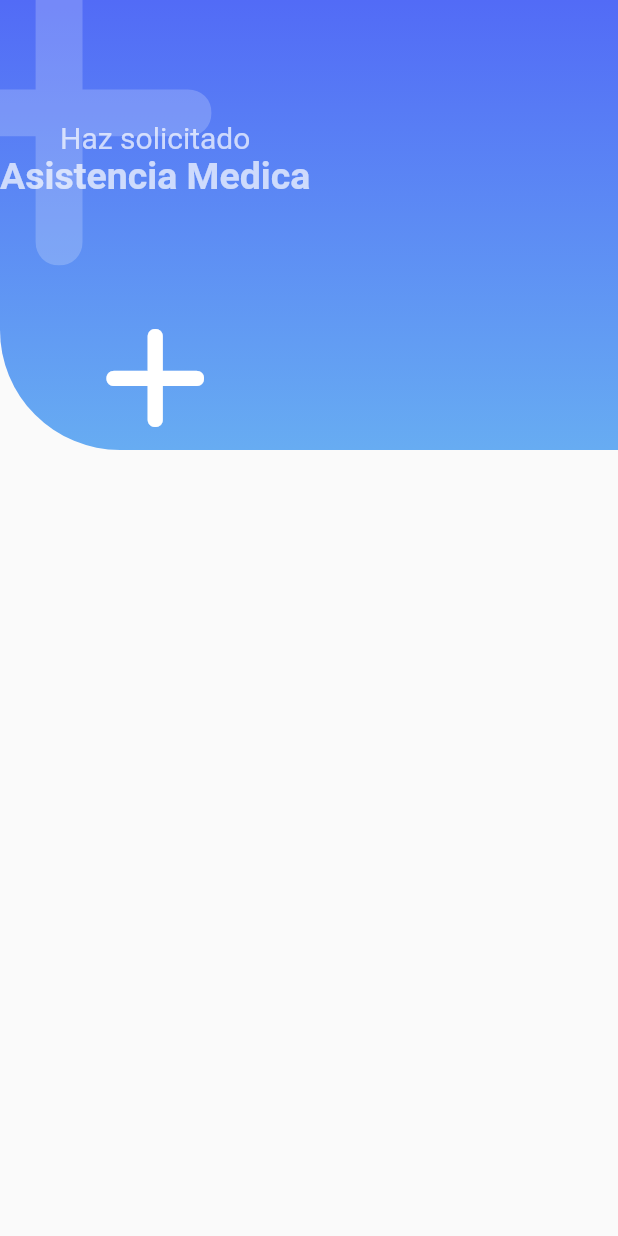
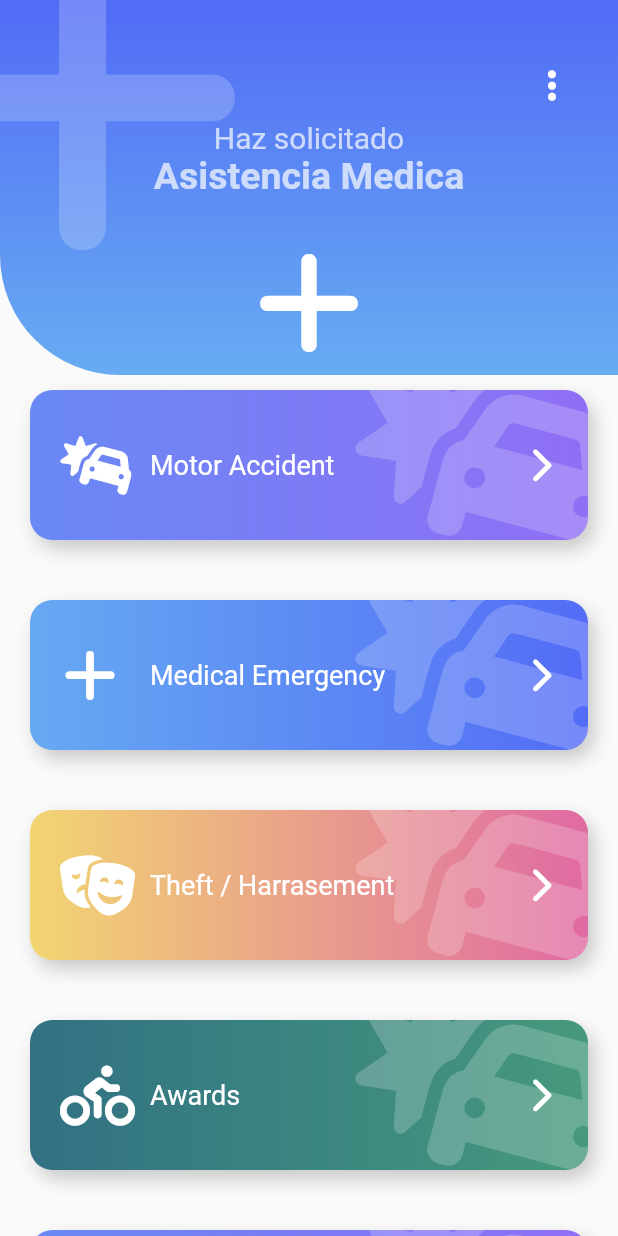
Before and after one commit to samuel005005/flutter_app_design, a Flutter app: the screen it shows after launch, on a phone screen of 412 x 824 dp. Run offline on Flutter 3.47's test engine with Material 2 defaults, Android fonts, the phone set to English and light mode, and no system bars; our stand-ins replace bloc, equatable, flutter_bloc, flutter_svg, font_awesome_flutter.

Commit message:
7. Emergency Layout

```diff
--- a/lib/main.dart
+++ b/lib/main.dart
@@ -8,7 +8,7 @@ class MyApp extends StatelessWidget {
 
   @override
   Widget build(BuildContext context) {
-    return const MaterialApp(
+    return MaterialApp(
       debugShowCheckedModeBanner: false,
       title: 'Diseños App',
       home: EmergencyPage(),
--- a/lib/src/pages/emergency_page.dart
+++ b/lib/src/pages/emergency_page.dart
@@ -1,13 +1,97 @@
 import 'package:flutter/material.dart';
+import 'package:flutter_app_design/src/widgets/emergency/button.dart';
 import 'package:flutter_app_design/src/widgets/emergency/header.dart';
+import 'package:font_awesome_flutter/font_awesome_flutter.dart';
+
+class ItemBoton {
+  final IconData icon;
+  final String text;
+  final Color color1;
+  final Color color2;
+
+  ItemBoton(this.icon, this.text, this.color1, this.color2);
+}
 
 class EmergencyPage extends StatelessWidget {
-  const EmergencyPage({super.key});
+  final items = <ItemBoton>[
+    ItemBoton(FontAwesomeIcons.carBurst, 'Motor Accident',
+        const Color(0xff6989F5), const Color(0xff906EF5)),
+    ItemBoton(FontAwesomeIcons.plus, 'Medical Emergency',
+        const Color(0xff66A9F2), const Color(0xff536CF6)),
+    ItemBoton(FontAwesomeIcons.masksTheater, 'Theft / Harrasement',
+        const Color(0xffF2D572), const Color(0xffE06AA3)),
+    ItemBoton(FontAwesomeIcons.personBiking, 'Awards', const Color(0xff317183),
+        const Color(0xff46997D)),
+    ItemBoton(FontAwesomeIcons.carBurst, 'Motor Accident',
+        const Color(0xff6989F5), const Color(0xff906EF5)),
+    ItemBoton(FontAwesomeIcons.plus, 'Medical Emergency',
+        const Color(0xff66A9F2), const Color(0xff536CF6)),
+    ItemBoton(FontAwesomeIcons.masksTheater, 'Theft / Harrasement',
+        const Color(0xffF2D572), const Color(0xffE06AA3)),
+    ItemBoton(FontAwesomeIcons.personBiking, 'Awards', const Color(0xff317183),
+        const Color(0xff46997D)),
+    ItemBoton(FontAwesomeIcons.carBurst, 'Motor Accident',
+        const Color(0xff6989F5), const Color(0xff906EF5)),
+    ItemBoton(FontAwesomeIcons.plus, 'Medical Emergency',
+        const Color(0xff66A9F2), const Color(0xff536CF6)),
+    ItemBoton(FontAwesomeIcons.masksTheater, 'Theft / Harrasement',
+        const Color(0xffF2D572), const Color(0xffE06AA3)),
+    ItemBoton(FontAwesomeIcons.personBiking, 'Awards', const Color(0xff317183),
+        const Color(0xff46997D)),
+  ];
+
+  EmergencyPage({super.key});
 
   @override
   Widget build(BuildContext context) {
-    return const Scaffold(
-      body: HeaderEmergency(),
-    );
+    List<Widget> itemMap = items
+        .map(
+          (item) => Button(
+            text: item.text,
+            icon: item.icon,
+            color1: item.color1,
+            color2: item.color2,
+            onPress: () {},
+          ),
+        )
+        .toList();
+
+    return Scaffold(
+        body: Stack(
+      children: [
+        Container(
+          margin: const EdgeInsets.only(top: 200),
+          child: ListView(
+            physics: const BouncingScrollPhysics(),
+            children: [
+              const SizedBox(height: 40),
+              ...itemMap,
+            ],
+          ),
+        ),
+        Stack(
+          children: [
+            const HeaderEmergency(
+              icon: FontAwesomeIcons.plus,
+              title: "Asistencia Medica",
+              subtitle: "Haz solicitado",
+            ),
+            Positioned(
+              top: 30,
+              right: 0,
+              child: RawMaterialButton(
+                onPressed: () {},
+                shape: const CircleBorder(),
+                padding: const EdgeInsets.all(15.0),
+                child: const Icon(
+                  FontAwesomeIcons.ellipsisVertical,
+                  color: Colors.white,
+                ),
+              ),
+            )
+          ],
+        ),
+      ],
+    ));
   }
 }
--- /dev/null
+++ b/lib/src/widgets/emergency/button.dart
@@ -0,0 +1,89 @@
+import 'package:flutter/material.dart';
+import 'package:font_awesome_flutter/font_awesome_flutter.dart';
+
+class Button extends StatelessWidget {
+  final IconData icon;
+  final String text;
+  final Color color1;
+  final Color color2;
+  final VoidCallback onPress;
+
+  const Button(
+      {super.key,
+      this.icon = FontAwesomeIcons.icons,
+      required this.text,
+      this.color1 = const Color(0xff6989F5),
+      this.color2 = const Color(0xff906EF5),
+      required this.onPress});
+
+  @override
+  Widget build(BuildContext context) {
+    return GestureDetector(
+      onTap: onPress,
+      child: Stack(
+        children: [
+          _ButtonBackground(color1, color2),
+          Row(
+            children: [
+              const SizedBox(height: 140, width: 40),
+              Icon(icon, size: 40, color: Colors.white),
+              const SizedBox(width: 20),
+              Expanded(
+                child: Text(text,
+                    style: const TextStyle(color: Colors.white, fontSize: 18)),
+              ),
+              const Icon(FontAwesomeIcons.chevronRight, color: Colors.white),
+              const SizedBox(width: 40),
+            ],
+          ),
+        ],
+      ),
+    );
+  }
+}
+
+class _ButtonBackground extends StatelessWidget {
+  final Color color1;
+  final Color color2;
+  const _ButtonBackground(this.color1, this.color2);
+
+  @override
+  Widget build(BuildContext context) {
+    return Container(
+      width: double.infinity,
+      height: 100,
+      margin: const EdgeInsets.all(20),
+      decoration: BoxDecoration(
+        boxShadow: [
+          BoxShadow(
+            color: Colors.black.withOpacity(0.2),
+            offset: const Offset(4, 6),
+            blurRadius: 10,
+          )
+        ],
+        borderRadius: BorderRadius.circular(15),
+        gradient: LinearGradient(
+          begin: Alignment.topLeft,
+          end: Alignment.topRight,
+          colors: [color1, color2],
+        ),
+      ),
+      child: ClipRRect(
+        borderRadius: BorderRadius.circular(15),
+        child: Stack(
+          children: [
+            Positioned(
+              top: -25,
+              right: 6,
+              child: Icon(
+                FontAwesomeIcons.carBurst,
+                size: 150,
+                color: Colors.white.withOpacity(.2),
+              ),
+            )
+          ],
+        ),
+      ),
+    );
+  }
+}
--- a/lib/src/widgets/emergency/header.dart
+++ b/lib/src/widgets/emergency/header.dart
@@ -2,38 +2,46 @@ import 'package:flutter/material.dart';
 import 'package:font_awesome_flutter/font_awesome_flutter.dart';
 
 class HeaderEmergency extends StatelessWidget {
-  const HeaderEmergency({super.key});
+  final IconData icon;
+  final String title, subtitle;
+  final Color color1;
+  final Color color2;
+
+  const HeaderEmergency({
+    super.key,
+    required this.icon,
+    required this.title,
+    required this.subtitle,
+    this.color1 = const Color(0xff526BF6),
+    this.color2 = const Color(0xff67ACF2),
+  });
 
   @override
   Widget build(BuildContext context) {
     final whiteColor = Colors.white.withOpacity(.7);
     return Stack(
       children: [
-        const _HeaderBackground(),
+        _HeaderBackground(color1, color2),
         Positioned(
-          top: -50,
+          top: -60,
           left: -70,
-          child: FaIcon(
-            FontAwesomeIcons.plus,
+          child: Icon(
+            icon,
             size: 250,
             color: Colors.white.withOpacity(0.2),
           ),
         ),
         Column(
-          crossAxisAlignment: CrossAxisAlignment.center,
           children: [
-            const SizedBox(height: 80),
-            Text(
-              "Haz solicitado",
-              style: TextStyle(fontSize: 20, color: whiteColor),
-            ),
-            Text(
-              "Asistencia Medica",
-              style: TextStyle(
-                  fontSize: 25, fontWeight: FontWeight.bold, color: whiteColor),
-            ),
-            const SizedBox(height: 80),
-            const FaIcon(FontAwesomeIcons.plus, size: 80, color: Colors.white),
+            const SizedBox(height: 80, width: double.infinity),
+            Text(subtitle, style: TextStyle(fontSize: 20, color: whiteColor)),
+            Text(title,
+                style: TextStyle(
+                    fontSize: 25,
+                    fontWeight: FontWeight.bold,
+                    color: whiteColor)),
+            const SizedBox(height: 30),
+            FaIcon(icon, size: 80, color: Colors.white),
           ],
         ),
       ],
@@ -42,23 +50,25 @@ class HeaderEmergency extends StatelessWidget {
 }
 
 class _HeaderBackground extends StatelessWidget {
-  const _HeaderBackground();
+  final Color color1;
+  final Color color2;
+  const _HeaderBackground(this.color1, this.color2);
 
   @override
   Widget build(BuildContext context) {
     return Container(
       width: double.infinity,
-      height: 300,
-      decoration: const BoxDecoration(
-        borderRadius: BorderRadius.only(
+      height: 250,
+      decoration: BoxDecoration(
+        borderRadius: const BorderRadius.only(
           bottomLeft: Radius.circular(80),
         ),
         gradient: LinearGradient(
           begin: Alignment.topCenter,
           end: Alignment.bottomCenter,
           colors: [
-            Color(0xff526BF6),
-            Color(0xff67ACF2),
+            color1,
+            color2,
           ],
         ),
       ),
--- a/lib/src/widgets/pinterest/pinterest_menu.dart
+++ b/lib/src/widgets/pinterest/pinterest_menu.dart
@@ -1,4 +1,3 @@
-import 'package:flutter/foundation.dart';
 import 'package:flutter/material.dart';
 import 'package:flutter_app_design/src/widgets/pinterest/bloc/pinterest_menu/pinterest_menu_bloc.dart';
 
--- a/lib/src/widgets/slideshow/sliders.dart
+++ b/lib/src/widgets/slideshow/sliders.dart
@@ -42,6 +42,7 @@ class _SlidesState extends State<Slides> {
   @override
   Widget build(BuildContext context) {
     return PageView(
+      physics: const BouncingScrollPhysics(),
       controller: pageViewController,
       children: widget.slides.map((slide) => Slide(slide: slide)).toList(),
     );
--- a/pubspec.yaml
+++ b/pubspec.yaml
@@ -41,6 +41,7 @@ dependencies:
   equatable: ^2.0.5
   flutter_staggered_grid_view: ^0.6.2
   font_awesome_flutter: ^10.4.0
+  eva_icons_flutter: ^3.1.0
 
 dev_dependencies:
   flutter_test:
```
Also changed, not shown: pubspec.lock.
